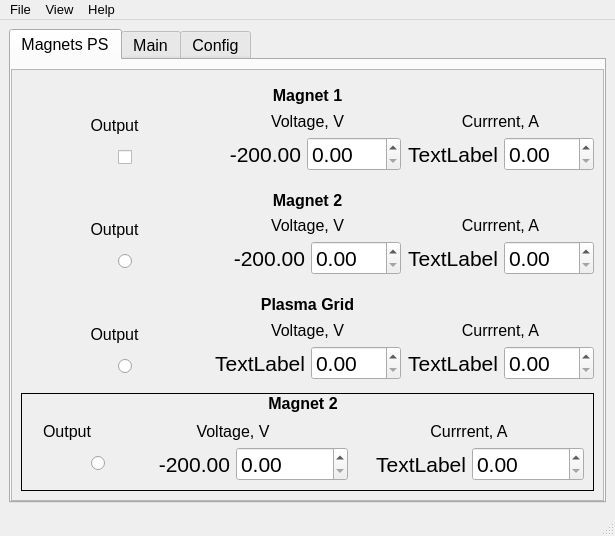
This is Magnets_UI.ui in salinsalins/TDKLambda as Qt 5 draws it before an edit. The edited form follows.
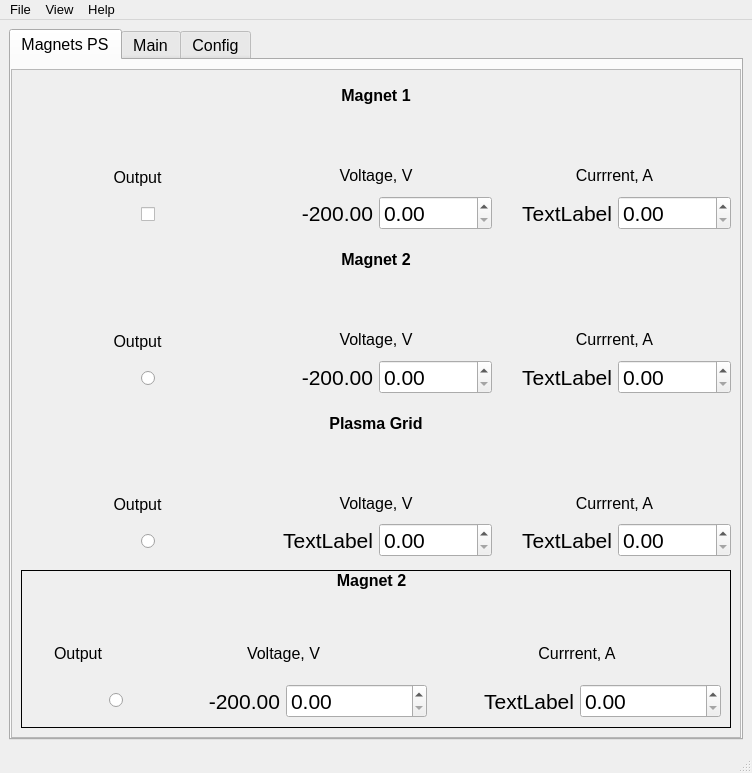
This is the edited form. The open tabs and pages were chosen to show the change. Icons and pictures are not drawn.

Diff of the .ui file:
```diff
--- a/Magnets_UI.ui
+++ b/Magnets_UI.ui
@@ -2,6 +2,14 @@
 <ui version="4.0">
  <class>MainWindow</class>
  <widget class="QMainWindow" name="MainWindow">
+  <property name="geometry">
+   <rect>
+    <x>0</x>
+    <y>0</y>
+    <width>752</width>
+    <height>773</height>
+   </rect>
+  </property>
   <property name="font">
    <font>
     <pointsize>12</pointsize>
@@ -63,8 +71,8 @@
             <rect>
              <x>0</x>
              <y>0</y>
-             <width>805</width>
-             <height>611</height>
+             <width>718</width>
+             <height>623</height>
             </rect>
            </property>
            <layout class="QVBoxLayout" name="verticalLayout">
@@ -2464,7 +2472,7 @@
     <rect>
      <x>0</x>
      <y>0</y>
-     <width>839</width>
+     <width>752</width>
      <height>34</height>
     </rect>
    </property>
```
Left out of the diff: 2 changed lines with no effect on the pictures.
